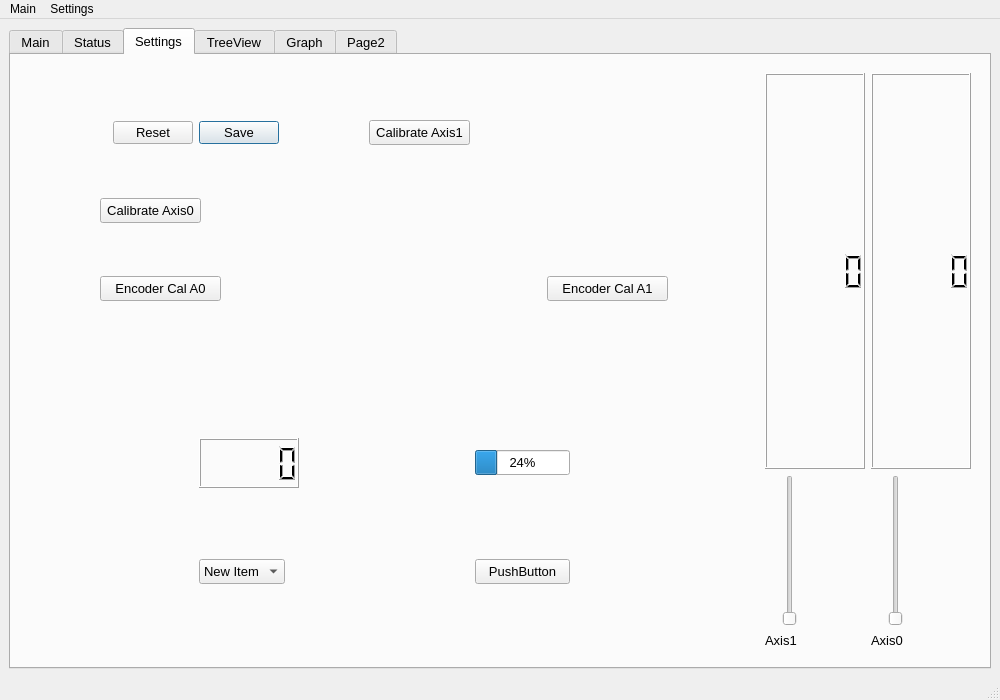
Old version of the form gui/mainwindow2.ui in the repository HK-AutoPlant/Gantry.
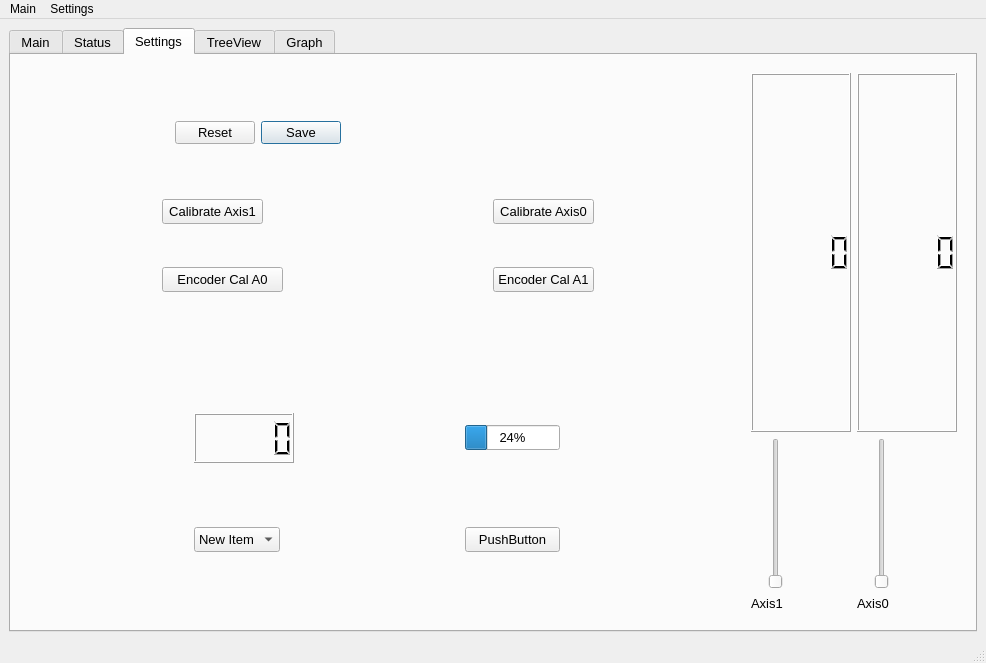
New version of the form. The open tabs and pages were chosen to show the change. Icons and pictures are not drawn. Custom widgets are drawn as their Qt base class.

Commit message: not much

Diff of the .ui file:
```diff
--- a/gui/mainwindow2.ui
+++ b/gui/mainwindow2.ui
@@ -6,14 +6,14 @@
    <rect>
     <x>0</x>
     <y>0</y>
-    <width>1000</width>
-    <height>700</height>
+    <width>986</width>
+    <height>663</height>
    </rect>
   </property>
   <property name="maximumSize">
    <size>
-    <width>1000</width>
-    <height>700</height>
+    <width>1800</width>
+    <height>1000</height>
    </size>
   </property>
   <property name="windowTitle">
@@ -22,12 +22,12 @@
   <widget class="QWidget" name="centralwidget">
    <property name="maximumSize">
     <size>
-     <width>1000</width>
-     <height>720</height>
+     <width>1800</width>
+     <height>1000</height>
     </size>
    </property>
    <layout class="QGridLayout" name="gridLayout_2">
-    <item row="0" column="1">
+    <item row="0" column="0">
      <widget class="QTabWidget" name="tabWidget">
       <property name="font">
        <font>
@@ -896,32 +896,6 @@
         <item row="0" column="0">
          <widget class="QWidget" name="widget" native="true">
           <layout class="QGridLayout" name="gridLayout_8">
-           <item row="2" column="0">
-            <widget class="QPushButton" name="pushButton_CalibrateAxis0">
-             <property name="maximumSize">
-              <size>
-               <width>101</width>
-               <height>25</height>
-              </size>
-             </property>
-             <property name="text">
-              <string>Calibrate Axis0</string>
-             </property>
-            </widget>
-           </item>
-           <item row="3" column="2">
-            <widget class="QPushButton" name="pushButton_calibrateEncodeOffsetAxis1">
-             <property name="maximumSize">
-              <size>
-               <width>121</width>
-               <height>25</height>
-              </size>
-             </property>
-             <property name="text">
-              <string>Encoder Cal A1</string>
-             </property>
-            </widget>
-           </item>
            <item row="0" column="0">
             <widget class="QDialogButtonBox" name="settingsButtons_setings">
              <property name="maximumSize">
@@ -938,20 +912,7 @@
              </property>
             </widget>
            </item>
-           <item row="3" column="0">
-            <widget class="QPushButton" name="pushButton_calibrateEncodeOffsetAxis0">
-             <property name="maximumSize">
-              <size>
-               <width>121</width>
-               <height>25</height>
-              </size>
-             </property>
-             <property name="text">
-              <string>Encoder Cal A0</string>
-             </property>
-            </widget>
-           </item>
-           <item row="0" column="1">
+           <item row="1" column="0">
             <widget class="QPushButton" name="pushButton_CalibrateAxis1">
              <property name="maximumSize">
               <size>
@@ -964,6 +925,45 @@
              </property>
             </widget>
            </item>
+           <item row="1" column="1">
+            <widget class="QPushButton" name="pushButton_CalibrateAxis0">
+             <property name="maximumSize">
+              <size>
+               <width>101</width>
+               <height>25</height>
+              </size>
+             </property>
+             <property name="text">
+              <string>Calibrate Axis0</string>
+             </property>
+            </widget>
+           </item>
+           <item row="2" column="1">
+            <widget class="QPushButton" name="pushButton_calibrateEncodeOffsetAxis1">
+             <property name="maximumSize">
+              <size>
+               <width>121</width>
+               <height>25</height>
+              </size>
+             </property>
+             <property name="text">
+              <string>Encoder Cal A1</string>
+             </property>
+            </widget>
+           </item>
+           <item row="2" column="0">
+            <widget class="QPushButton" name="pushButton_calibrateEncodeOffsetAxis0">
+             <property name="maximumSize">
+              <size>
+               <width>121</width>
+               <height>25</height>
+              </size>
+             </property>
+             <property name="text">
+              <string>Encoder Cal A0</string>
+             </property>
+            </widget>
+           </item>
           </layout>
          </widget>
         </item>
@@ -1362,16 +1362,6 @@
         </item>
        </layout>
       </widget>
-      <widget class="QWidget" name="tab_7">
-       <attribute name="title">
-        <string>Page2</string>
-       </attribute>
-       <layout class="QGridLayout" name="gridLayout_3">
-        <item row="0" column="0">
-         <widget class="QWidget" name="webWidget" native="true"/>
-        </item>
-       </layout>
-      </widget>
      </widget>
     </item>
    </layout>
@@ -1381,7 +1371,7 @@
     <rect>
      <x>0</x>
      <y>0</y>
-     <width>1000</width>
+     <width>986</width>
      <height>22</height>
     </rect>
    </property>
```
Left out of the diff: 2 changed lines with no effect on the pictures. The commit also changes 1 other file.
